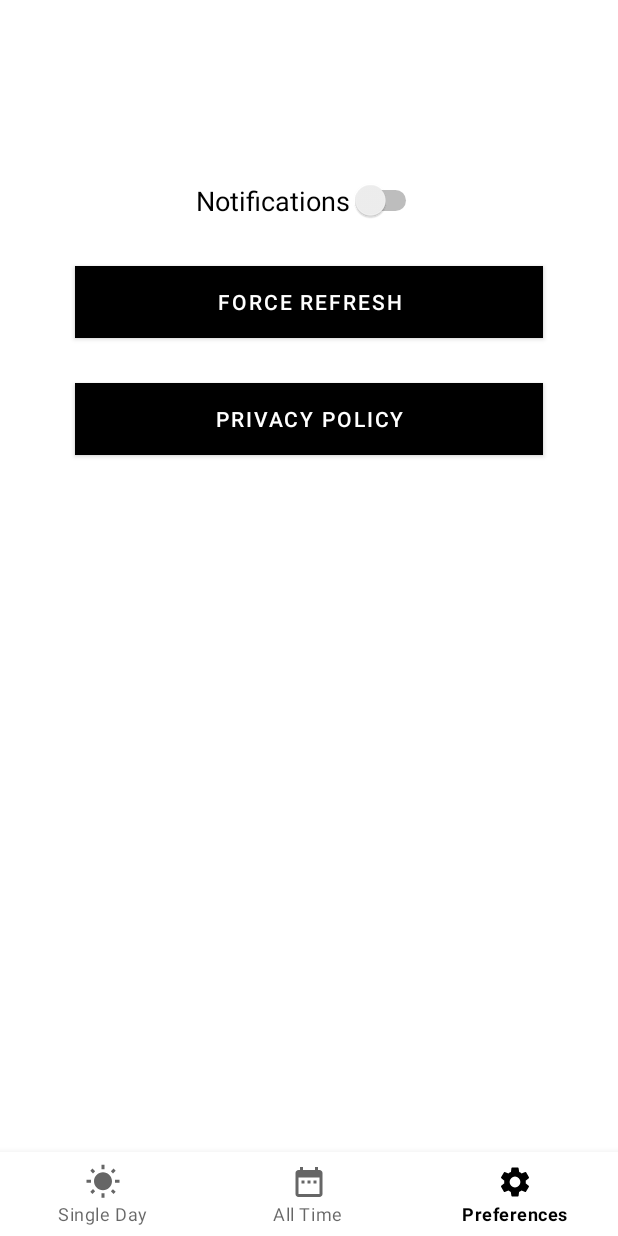
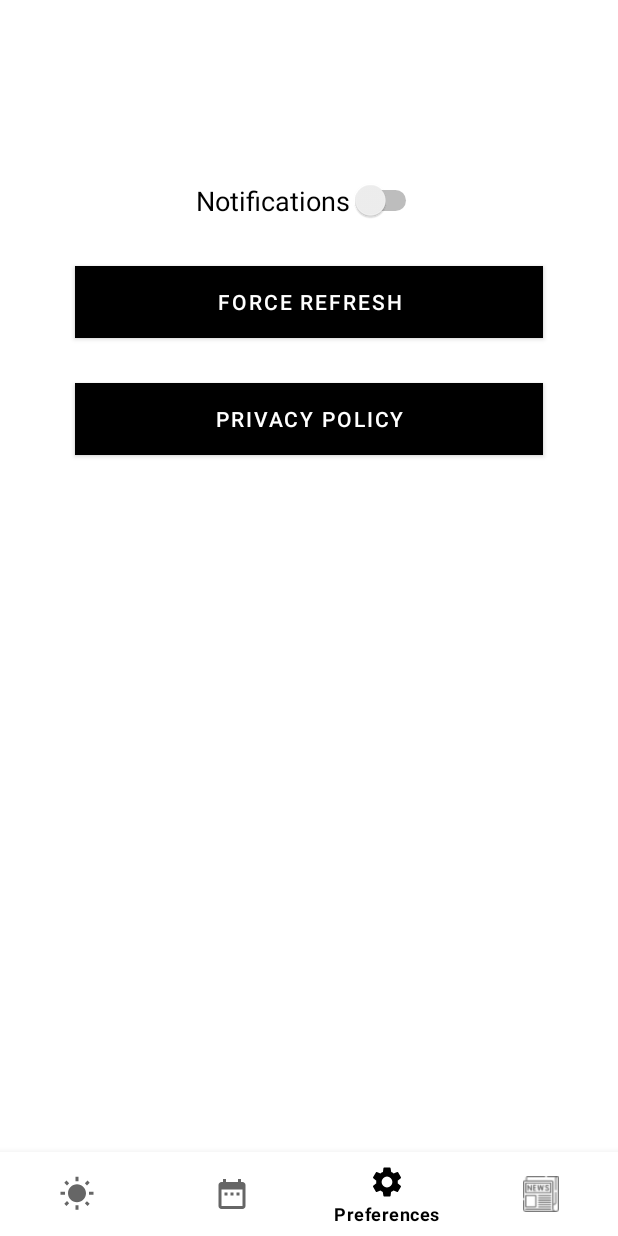
Before and after one commit to Steven-MKN/insight-covid19, an Android app: the screen it shows after launch (MainActivity), item 3 of the bottom bar chosen, on a phone screen of 412 x 824 dp. Run offline under Robolectric (Android 15) with nearby library versions, the phone set to English and light mode, and no system bars; libraries missing offline, so code that uses them is left out: com.github.mikephil.charting, me.ibrahimsn.lib; 16 statements that could not run were skipped.

Commit message:
added new menu item

```diff
--- a/app/build.gradle
+++ b/app/build.gradle
@@ -29,7 +29,7 @@ dependencies {
     androidTestImplementation 'androidx.test.espresso:espresso-core:3.2.0'
     implementation 'androidx.cardview:cardview:1.0.0'
 
-    implementation 'com.google.android.material:material:1.1.0' // material design
+    implementation 'com.google.android.material:material:1.2.1' // material design
     //animations
     def lottieVersion = "3.5.0"
     implementation "com.airbnb.android:lottie:$lottieVersion"
--- a/app/src/main/java/com/pixelintellect/insight/MainActivity.java
+++ b/app/src/main/java/com/pixelintellect/insight/MainActivity.java
@@ -12,9 +12,12 @@ import com.pixelintellect.insight.utils.Constants;
 import com.pixelintellect.insight.utils.DataController;
 import com.pixelintellect.insight.utils.FragmentCnt;
 
+import me.ibrahimsn.lib.SmoothBottomBar;
+
 public class MainActivity extends AppCompatActivity implements BottomNavigationView.OnNavigationItemSelectedListener{
     private final String TAG = "MainActivity";
     private BottomNavigationView bottomNavigationMenu;
+
 
     @Override
     protected void onCreate(Bundle savedInstanceState) {
@@ -28,7 +31,10 @@ public class MainActivity extends AppCompatActivity implements BottomNavigationV
 
         // init views
         bottomNavigationMenu = (BottomNavigationView) findViewById(R.id.navigation_bar);
+
+
         bottomNavigationMenu.setOnNavigationItemSelectedListener(this);
+
 
         FragmentCnt.to(R.id.home_frag_holder, OneDayFragment.newInstance(), getSupportFragmentManager(), false, true);
 
--- a/app/src/main/res/layout/activity_main.xml
+++ b/app/src/main/res/layout/activity_main.xml
@@ -10,8 +10,7 @@
         android:id="@+id/home_frag_holder"
         android:layout_width="match_parent"
         android:layout_height="match_parent"
-        android:layout_above="@id/navigation_bar"
-        >
+        android:layout_above="@id/navigation_bar">
 
     </FrameLayout>
 
@@ -20,8 +19,8 @@
         android:layout_width="match_parent"
         android:layout_height="wrap_content"
         android:layout_alignParentBottom="true"
-        app:menu="@menu/botton_navigation"
         android:background="@android:color/white"
-        />
+        android:elevation="5dp"
+        app:menu="@menu/botton_navigation" />
 
 </RelativeLayout>
--- a/app/src/main/res/menu/botton_navigation.xml
+++ b/app/src/main/res/menu/botton_navigation.xml
@@ -2,11 +2,14 @@
 <menu xmlns:android="http://schemas.android.com/apk/res/android">
     <item android:id="@+id/nav_one_day"
         android:icon="@drawable/ic_wb_sunny_black_24dp"
-        android:title="Single Day"/>
+        android:title="@string/single_day"/>
     <item android:id="@+id/nav_all_time"
         android:icon="@drawable/ic_date_range_black_24dp"
-        android:title="All Time"/>
+        android:title="@string/all_time"/>
     <item android:id="@+id/nav_settings"
         android:icon="@drawable/ic_settings_black_24dp"
-        android:title="Preferences"/>
+        android:title="@string/preferences"/>
+    <item android:id="@+id/nav_news"
+        android:icon="@drawable/newspaper"
+        android:title="@string/news"/>
 </menu>
--- a/app/src/main/res/values/colors.xml
+++ b/app/src/main/res/values/colors.xml
@@ -7,5 +7,6 @@
     <color name="backPositives">#4DFFC107</color>
     <color name="backTests">#4DFFFFFF</color>
     <color name="backRecovered">#4D4CAF50</color>
+    <color name="mint">#1FF486</color>
 
 </resources>
--- a/app/src/main/res/values/strings.xml
+++ b/app/src/main/res/values/strings.xml
@@ -10,4 +10,8 @@
     <string name="positive_cases">Positive Cases</string>
     <string name="zero">0</string>
     <string name="positive_cases_provincial_breakdown">Positive cases provincial breakdown</string>
+    <string name="news">News</string>
+    <string name="preferences">Preferences</string>
+    <string name="all_time">All Time</string>
+    <string name="single_day">Single Day</string>
 </resources>
```
Also changed, not shown: app/src/main/res/drawable/newspaper.png (added).
